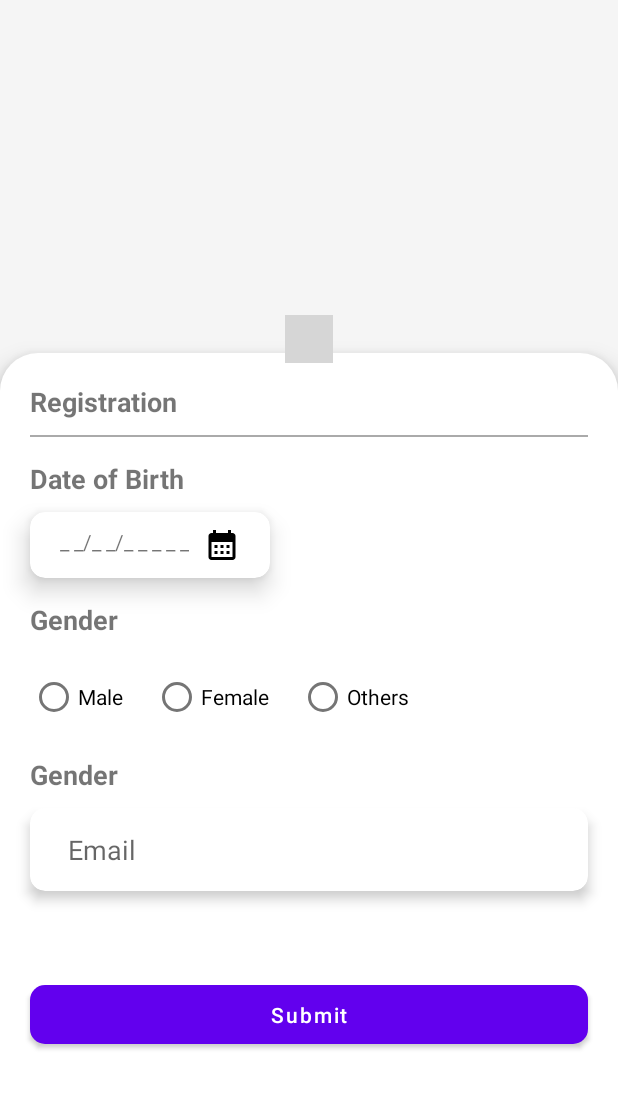
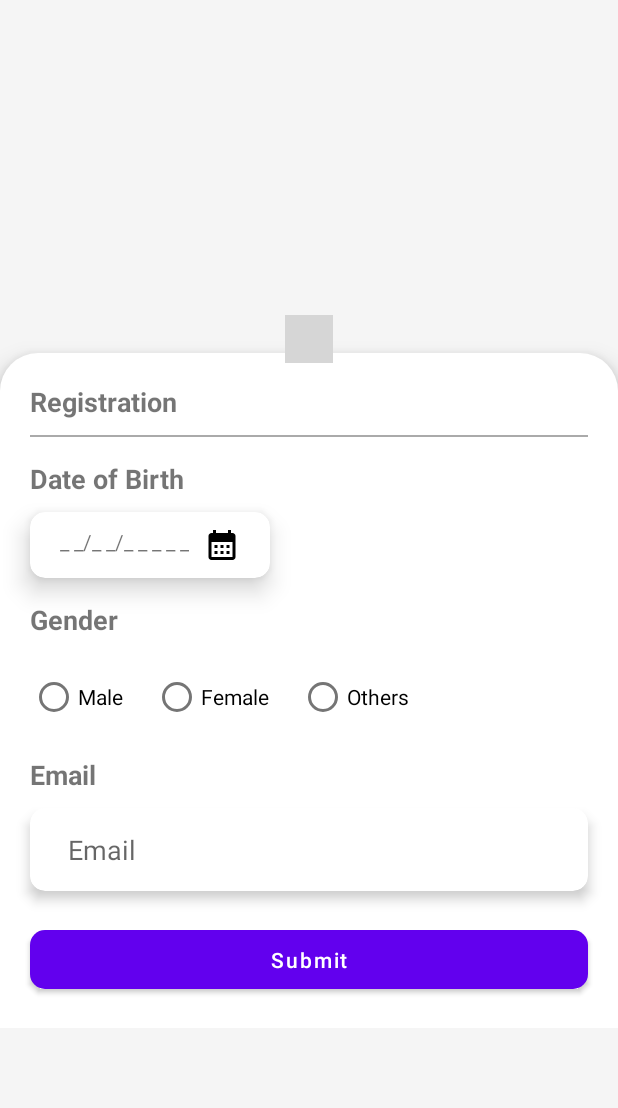
Before and after one commit to tanishq14developer/Assignment, an Android app: the layout activity_main.xml on its own in the app's theme, with its tools: preview values and no code run, on a phone screen of 412 x 824 dp, the part 128-1236 px from its top. Run offline under Robolectric (Android 15) with nearby library versions, the phone set to English and light mode, and no system bars; plain views replace WormDotsIndicator; grey boxes are pictures that could not be loaded.

Commit message:
added code

```diff
--- a/app/build.gradle
+++ b/app/build.gradle
@@ -62,5 +62,6 @@ dependencies {
     annotationProcessor 'com.github.bumptech.glide:compiler:4.13.2'
 
     //ViewModel
+    implementation "androidx.lifecycle:lifecycle-viewmodel-ktx:2.4.0"
 
 }
--- a/app/src/main/AndroidManifest.xml
+++ b/app/src/main/AndroidManifest.xml
@@ -16,6 +16,7 @@
         tools:targetApi="31">
         <activity
             android:name=".MainActivity"
+            android:screenOrientation="portrait"
             android:exported="true">
             <intent-filter>
                 <action android:name="android.intent.action.MAIN" />
--- a/app/src/main/res/layout/activity_main.xml
+++ b/app/src/main/res/layout/activity_main.xml
@@ -28,13 +28,21 @@
            app:layout_constraintTop_toTopOf="parent"
            android:layout_marginTop="10dp"
            android:layout_marginStart="10dp"/>
+        <ScrollView
+            android:layout_width="match_parent"
+            android:layout_height="0dp"
+            app:layout_constraintTop_toBottomOf="@id/logo"
+            app:layout_constraintBottom_toBottomOf="parent">
+        <androidx.constraintlayout.widget.ConstraintLayout
+            android:layout_width="match_parent"
+            android:layout_height="match_parent">
 
         <androidx.viewpager.widget.ViewPager
             android:id="@+id/viewPager"
             android:layout_width="match_parent"
             android:layout_height="200dp"
             android:layout_marginTop="10dp"
-            app:layout_constraintTop_toBottomOf="@id/logo"
+            app:layout_constraintTop_toTopOf="parent"
             app:layout_constraintStart_toStartOf="parent"
             app:layout_constraintEnd_toEndOf="parent"/>
         <com.tbuonomo.viewpagerdotsindicator.WormDotsIndicator
@@ -47,7 +55,7 @@
 
         <androidx.constraintlayout.widget.ConstraintLayout
             android:layout_width="match_parent"
-            android:layout_height="0dp"
+            android:layout_height="match_parent"
             android:background="@drawable/shape_rectangle"
             app:layout_constraintBottom_toBottomOf="parent"
             android:elevation="10dp"
@@ -167,7 +175,7 @@
                 android:layout_height="wrap_content"
                 app:layout_constraintStart_toStartOf="parent"
                 app:layout_constraintTop_toBottomOf="@id/radioGroup"
-                android:text="Gender"
+                android:text="Email"
                 android:layout_marginTop="15dp"
                 android:textSize="18sp"
                 android:textStyle="bold"
@@ -194,6 +202,7 @@
                         android:layout_width="match_parent"
                         android:layout_height="wrap_content"
                         android:hint="Email"
+                        android:text="@={mainViewModel.email}"
                         android:background="@android:color/transparent"
                         android:paddingHorizontal="20dp"
                         android:paddingVertical="10dp"
@@ -210,6 +219,7 @@
                 android:text="Submit"
                 app:layout_constraintTop_toBottomOf="@id/email_view"
                 android:layout_marginTop="20dp"
+                android:layout_marginBottom="20dp"
                 android:textAllCaps="false"
                 app:layout_constraintBottom_toBottomOf="parent"
                 android:paddingVertical="10dp"
@@ -218,6 +228,9 @@
                 app:cornerRadius="10dp"/>
         </androidx.constraintlayout.widget.ConstraintLayout>
 
+        </androidx.constraintlayout.widget.ConstraintLayout>
+        </ScrollView>
+
 
     </androidx.constraintlayout.widget.ConstraintLayout>
 </layout>
```
Also changed, not shown: app/src/main/java/com/tanishq/assignment/MainActivity.kt (+59 -14 lines), app/src/main/java/com/tanishq/assignment/network/ResultWrapper.kt (added, +16 -0 lines), app/src/main/java/com/tanishq/assignment/utils/BindingFunctions.kt (+13 -0 lines), app/src/main/java/com/tanishq/assignment/viewModel/MainViewModel.kt (+31 -0 lines).
